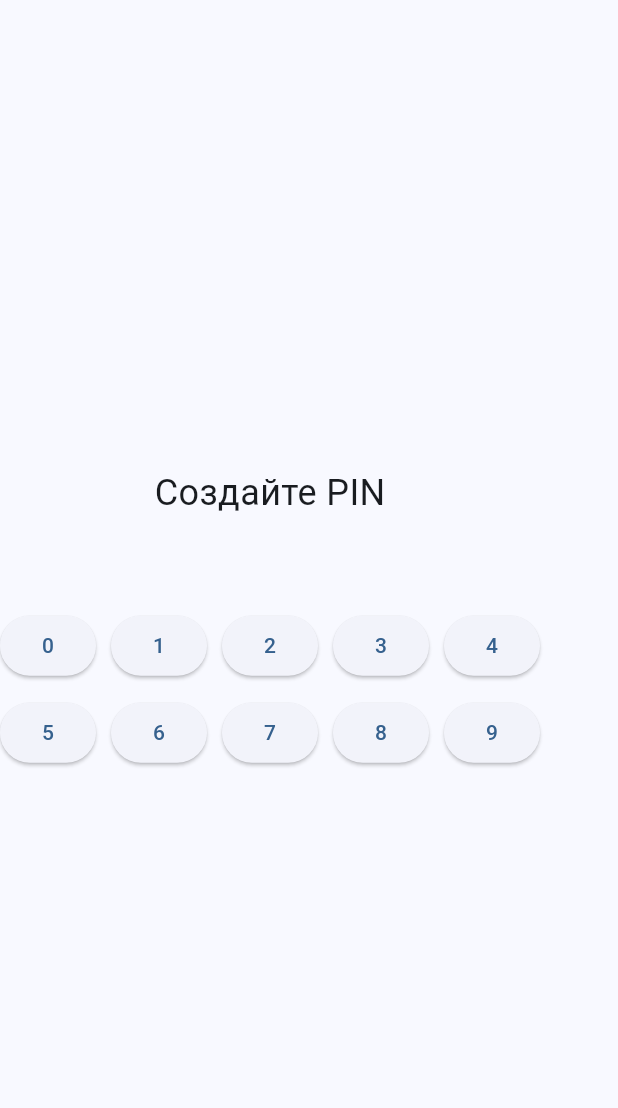
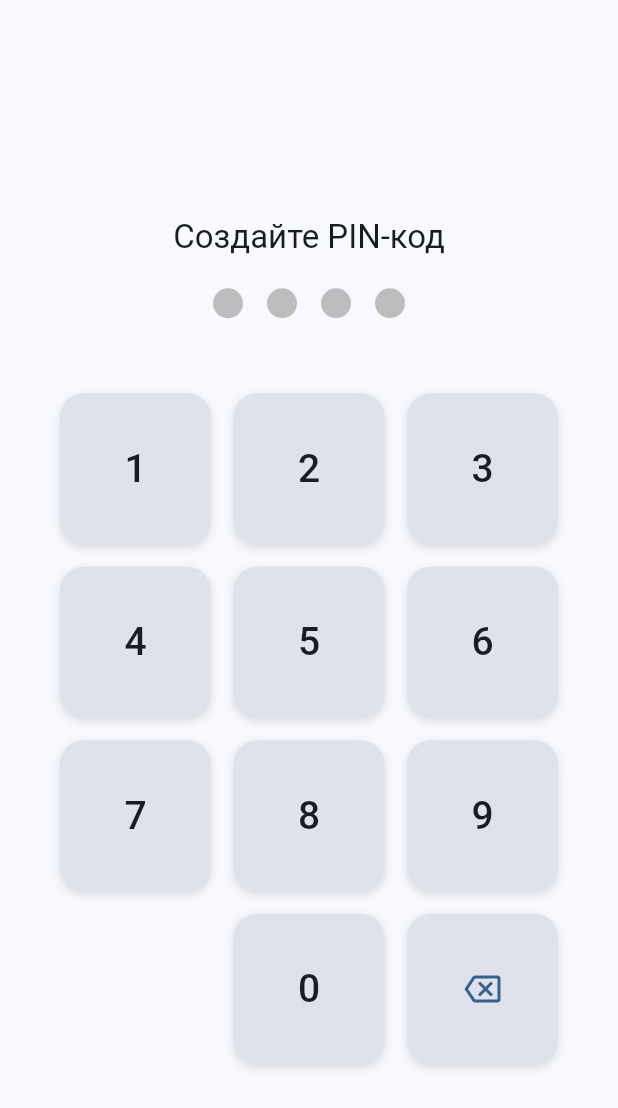
Before and after one commit to daniyar104/cash-mobile, a Flutter app: the PinSetupScreen screen opened by its route, on a phone screen of 412 x 824 dp. Shown: the top 1108 px of the screen. Run offline on Flutter 3.47's test engine with Material 3 defaults, Android fonts, the phone set to English and light mode, and no system bars; our stand-ins replace awesome_snackbar_content, flutter_local_notifications, flutter_localization, image_picker, permission_handler, sembast and 3 more; accounts and stored records are empty.

Commit message:
(fix): Fix style in PIN-Code screen

```diff
--- a/lib/screens/pinCode/PinSetupScreen.dart
+++ b/lib/screens/pinCode/PinSetupScreen.dart
@@ -1,10 +1,11 @@
-// pin_setup_screen.dart
 import 'package:flutter/material.dart';
 import '../../models/PinService.dart';
 
 class PinSetupScreen extends StatefulWidget {
+  const PinSetupScreen({super.key});
+
   @override
-  _PinSetupScreenState createState() => _PinSetupScreenState();
+  State<PinSetupScreen> createState() => _PinSetupScreenState();
 }
 
 class _PinSetupScreenState extends State<PinSetupScreen> {
@@ -20,30 +21,129 @@ class _PinSetupScreenState extends State<PinSetupScreen> {
 
   void _savePin() async {
     await _pinService.savePin(_pin);
-    Navigator.pushReplacementNamed(context, '/login'); // переходим к входу
+    Navigator.pushReplacementNamed(context, '/login');
+  }
+
+  void _deleteLast() {
+    if (_pin.isNotEmpty) {
+      setState(() {
+        _pin = _pin.substring(0, _pin.length - 1);
+      });
+    }
+  }
+
+  Widget _buildPinCircles() {
+    return Row(
+      mainAxisAlignment: MainAxisAlignment.center,
+      children: List.generate(4, (index) {
+        return Container(
+          margin: const EdgeInsets.symmetric(horizontal: 8),
+          width: 20,
+          height: 20,
+          decoration: BoxDecoration(
+            shape: BoxShape.circle,
+            color: index < _pin.length
+                ? Theme.of(context).colorScheme.primary
+                : Colors.grey.shade400,
+          ),
+        );
+      }),
+    );
+  }
+
+  Widget _buildKeyboardButton(String value, {bool isDelete = false}) {
+    return GestureDetector(
+      onTap: isDelete ? _deleteLast : () => _onDigitPressed(value),
+      child: Container(
+        width: 70,
+        height: 70,
+        alignment: Alignment.center,
+        decoration: BoxDecoration(
+          color: Theme.of(context).colorScheme.surfaceVariant,
+          borderRadius: BorderRadius.circular(16),
+          boxShadow: [
+            BoxShadow(
+              color: Colors.black12,
+              blurRadius: 4,
+              offset: Offset(0, 2),
+            )
+          ],
+        ),
+        child: IconOrText(value, isDelete: isDelete),
+      ),
+    );
+  }
+
+  Widget _buildKeyboard() {
+    final keys = [
+      '1', '2', '3',
+      '4', '5', '6',
+      '7', '8', '9',
+      '', '0', '⌫',
+    ];
+
+    return GridView.builder(
+      shrinkWrap: true,
+      physics: const NeverScrollableScrollPhysics(),
+      itemCount: keys.length,
+      padding: const EdgeInsets.symmetric(horizontal: 40, vertical: 10),
+      gridDelegate: const SliverGridDelegateWithFixedCrossAxisCount(
+        crossAxisCount: 3,
+        mainAxisSpacing: 15,
+        crossAxisSpacing: 15,
+      ),
+      itemBuilder: (_, index) {
+        final key = keys[index];
+        if (key.isEmpty) return const SizedBox.shrink();
+        return _buildKeyboardButton(
+          key,
+          isDelete: key == '⌫',
+        );
+      },
+    );
   }
 
   @override
   Widget build(BuildContext context) {
     return Scaffold(
-      body: Column(
-        mainAxisAlignment: MainAxisAlignment.center,
-        children: [
-          Text("Создайте PIN", style: TextStyle(fontSize: 24)),
-          Text(_pin.replaceAll(RegExp('.'), '●'), style: TextStyle(fontSize: 32)),
-          SizedBox(height: 16),
-          Wrap(
-            spacing: 10,
-            runSpacing: 10,
-            children: List.generate(10, (index) {
-              return ElevatedButton(
-                onPressed: () => _onDigitPressed(index.toString()),
-                child: Text(index.toString()),
-              );
-            }),
-          ),
-        ],
+      backgroundColor: Theme.of(context).scaffoldBackgroundColor,
+      body: SafeArea(
+        child: Column(
+          mainAxisAlignment: MainAxisAlignment.center,
+          children: [
+            const SizedBox(height: 40),
+            Text(
+              "Создайте PIN-код",
+              style: Theme.of(context).textTheme.titleLarge,
+            ),
+            const SizedBox(height: 20),
+            _buildPinCircles(),
+            const SizedBox(height: 40),
+            _buildKeyboard(),
+          ],
+        ),
       ),
     );
   }
 }
+
+class IconOrText extends StatelessWidget {
+  final String value;
+  final bool isDelete;
+
+  const IconOrText(this.value, {super.key, this.isDelete = false});
+
+  @override
+  Widget build(BuildContext context) {
+    return isDelete
+        ? Icon(Icons.backspace_outlined, color: Theme.of(context).colorScheme.primary)
+        : Text(
+      value,
+      style: TextStyle(
+        fontSize: 26,
+        fontWeight: FontWeight.w500,
+        color: Theme.of(context).colorScheme.onSurface,
+      ),
+    );
+  }
+}
```
Also changed, not shown: lib/screens/pinCode/PinLoginScreen.dart (+123 -21 lines), lib/screens/FQAPage/FAQScreen.dart (added).
